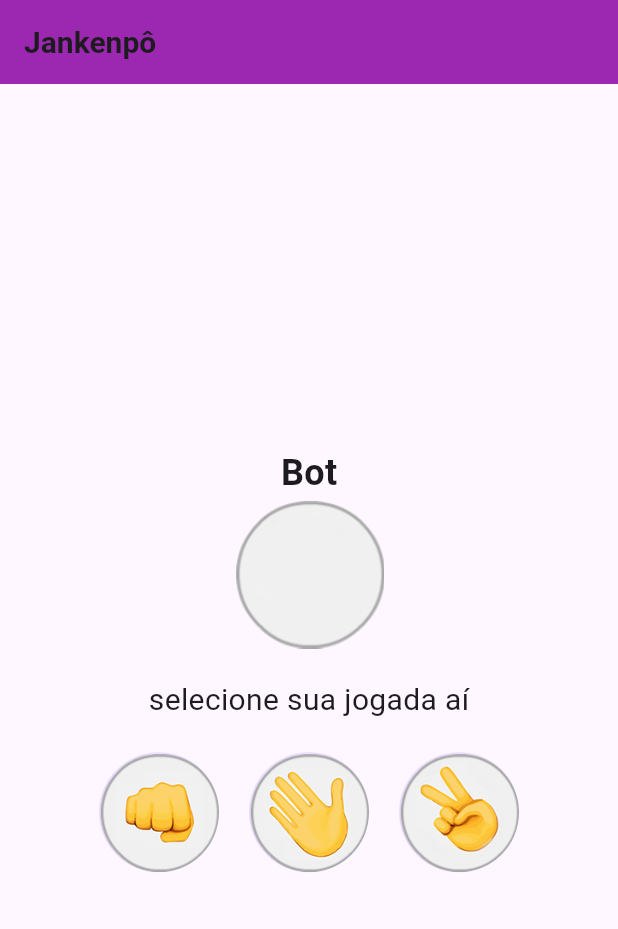
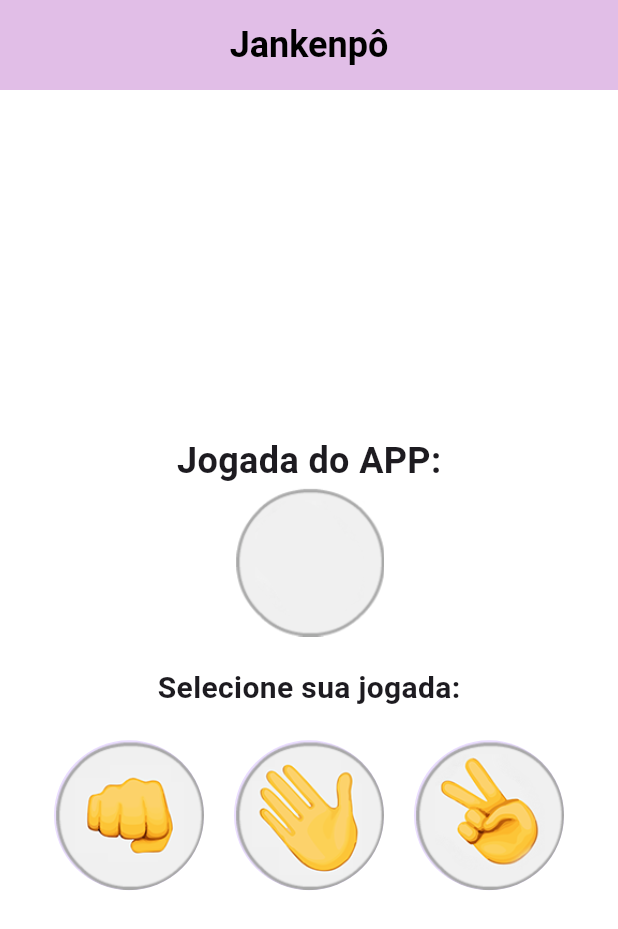
Before and after one commit to RKaito/5-Semestre, a Flutter app: the screen it shows after launch, on a phone screen of 412 x 824 dp. Shown: the top 929 px of the screen. Run offline on Flutter 3.47's test engine with Material 3 defaults, Android fonts, the phone set to English and light mode, and no system bars.

Commit message:
Tentando deixar melhor

```diff
--- a/lib/screens/primeira.dart
+++ b/lib/screens/primeira.dart
@@ -1,5 +1,4 @@
 import 'dart:math';
-
 import 'package:exercicio2/screens/segunda.dart';
 import 'package:flutter/material.dart';
 
@@ -11,9 +10,9 @@ class Primeira extends StatefulWidget {
 }
 
 class _PrimeiraState extends State<Primeira> {
-
   final List<String> opcoes = ["pedra", "papel", "tesoura"];
   String jogadaBot = "padrao";
+
   void jogar(String jogadaMinha) {
     setState(() {
       jogadaBot = opcoes[Random().nextInt(3)];
@@ -44,49 +43,66 @@ class _PrimeiraState extends State<Primeira> {
       ),
     );
   }
+
   @override
   Widget build(BuildContext context) {
     return Scaffold(
       appBar: AppBar(
-        title: const Text('Jankenpô',
+        title: const Text(
+          'Jankenpô',
           style: TextStyle(
-            fontSize: 20,
-            fontWeight: FontWeight.bold
+            fontSize: 24,
+            fontWeight: FontWeight.bold,
+            color: Colors.black,
+            fontFamily: 'Roboto', // Fonte personalizada
           ),
         ),
-      backgroundColor: Colors.purple),
-      body: Column(
+        backgroundColor: Color(0xFFE1BEE7),
+        centerTitle: true,
+        toolbarHeight: 60,
+      ),
+      body: Container(
+        color: Colors.white, // Fundo lilás claro
+        child: Column(
           mainAxisAlignment: MainAxisAlignment.center,
           children: [
             Text(
-              'Bot',
+              'Jogada do APP:',
               style: TextStyle(fontSize: 24, fontWeight: FontWeight.bold),
             ),
-            Image.asset('assets/images/$jogadaBot.png', height: 100),
-            SizedBox(height: 20),
-
-            Text(
-              'selecione sua jogada aí',
-              style: TextStyle(fontSize: 20),
+            // Tamanho fixo para evitar overflow
+            Image.asset(
+              'assets/images/$jogadaBot.png',
+              height: 100,
+              width: 100,
+              fit: BoxFit.contain, // Ajuste correto para não deformar
             ),
             SizedBox(height: 20),
-
+            Text(
+              'Selecione sua jogada:',
+              style: TextStyle(
+                  fontSize: 20,
+                  fontFamily: 'Roboto',
+                  fontWeight: FontWeight.bold),
+            ),
+            SizedBox(height: 20),
             Row(
               mainAxisAlignment: MainAxisAlignment.center,
-              children: opcoes.map((opcao){
+              children: opcoes.map((opcao) {
                 return GestureDetector(
                   onTap: () => jogar(opcao),
                   child: Padding(
                     padding: const EdgeInsets.symmetric(horizontal: 10),
                     child: CircleAvatar(
-                      radius: 40,
+                      radius: 50, // Ajuste para imagem maior
                       backgroundImage: AssetImage('assets/images/$opcao.png'),
                     ),
                   ),
                 );
               }).toList(),
-            )
+            ),
           ],
+        ),
       ),
     );
   }
```
Also changed, not shown: lib/screens/segunda.dart (+51 -11 lines). Lines whose indentation alone changed are shown as unchanged.
